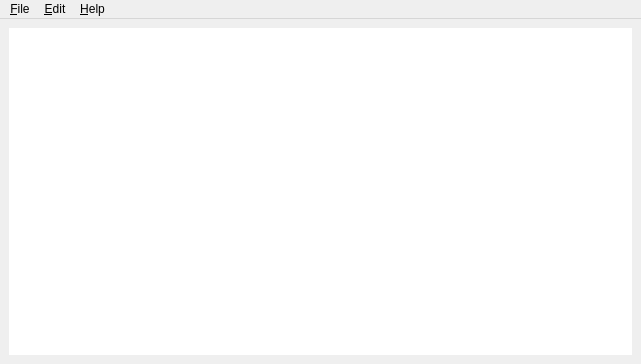
Old version of the form notepad.ui in the repository brenobaptista/notepad-cpp-qt.
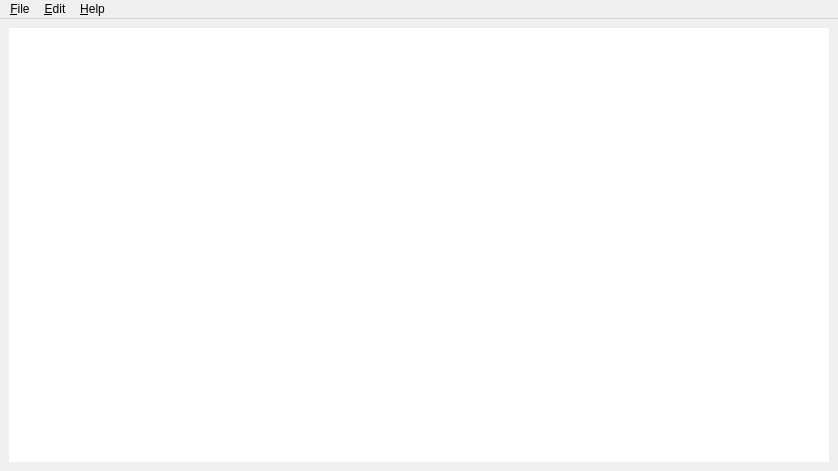
New version of the form.

Commit message: Resized window to 838x471 for GitHub screenshot

What changed in the file:
```diff
--- a/notepad.ui
+++ b/notepad.ui
@@ -6,8 +6,8 @@
    <rect>
     <x>0</x>
     <y>0</y>
-    <width>641</width>
-    <height>364</height>
+    <width>838</width>
+    <height>471</height>
    </rect>
   </property>
   <property name="windowTitle">
@@ -33,7 +33,7 @@
     <rect>
      <x>0</x>
      <y>0</y>
-     <width>641</width>
+     <width>838</width>
      <height>23</height>
     </rect>
    </property>
```
